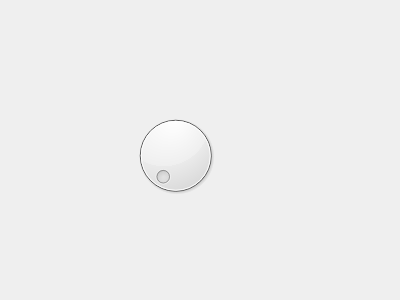
This is team/richel/dial_pong/dial_pong_dialog.ui in djog/djog_nanos_2018 as Qt 5 draws it before an edit. The edited form follows.
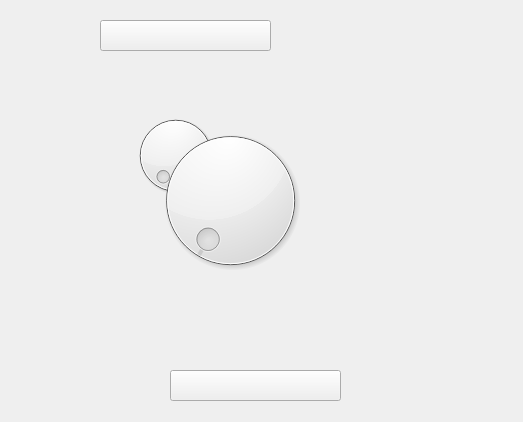
This is the edited form.

Commit message: Dial Pong werkt

What changed in the file:
```diff
--- a/team/richel/dial_pong/dial_pong_dialog.ui
+++ b/team/richel/dial_pong/dial_pong_dialog.ui
@@ -6,14 +6,14 @@
    <rect>
     <x>0</x>
     <y>0</y>
-    <width>400</width>
-    <height>300</height>
+    <width>523</width>
+    <height>422</height>
    </rect>
   </property>
   <property name="windowTitle">
    <string>dial_pong_dialog</string>
   </property>
-  <widget class="QDial" name="dial">
+  <widget class="QDial" name="bal">
    <property name="geometry">
     <rect>
      <x>130</x>
@@ -21,6 +21,54 @@
      <width>91</width>
      <height>91</height>
     </rect>
+   </property>
+   <property name="focusPolicy">
+    <enum>Qt::NoFocus</enum>
+   </property>
+  </widget>
+  <widget class="QPushButton" name="speler_boven">
+   <property name="geometry">
+    <rect>
+     <x>100</x>
+     <y>20</y>
+     <width>171</width>
+     <height>31</height>
+    </rect>
+   </property>
+   <property name="focusPolicy">
+    <enum>Qt::NoFocus</enum>
+   </property>
+   <property name="text">
+    <string/>
+   </property>
+  </widget>
+  <widget class="QPushButton" name="speler_onder">
+   <property name="geometry">
+    <rect>
+     <x>170</x>
+     <y>370</y>
+     <width>171</width>
+     <height>31</height>
+    </rect>
+   </property>
+   <property name="focusPolicy">
+    <enum>Qt::NoFocus</enum>
+   </property>
+   <property name="text">
+    <string/>
+   </property>
+  </widget>
+  <widget class="QDial" name="dial">
+   <property name="geometry">
+    <rect>
+     <x>120</x>
+     <y>120</y>
+     <width>221</width>
+     <height>161</height>
+    </rect>
+   </property>
+   <property name="focusPolicy">
+    <enum>Qt::NoFocus</enum>
    </property>
   </widget>
  </widget>
```
The commit also changes 2 other files.
